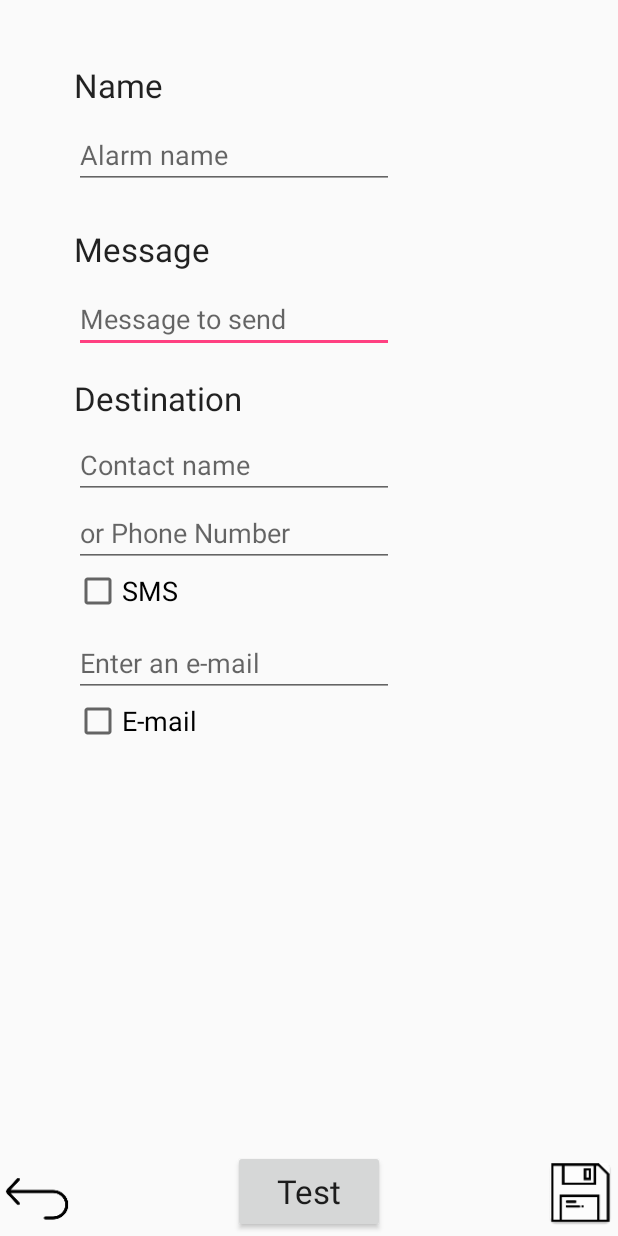
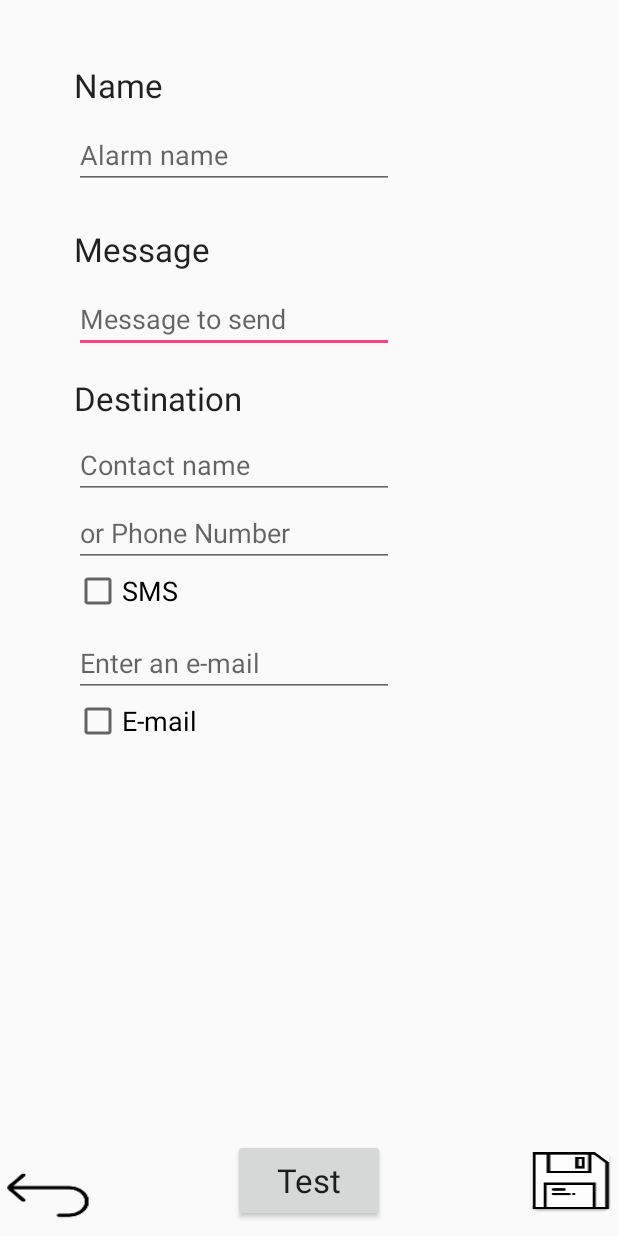
Before and after one commit to ricardojoserf/location-android-app, an Android app: the PantallaPrincipal screen opened directly, with no data from a screen before it, on a phone screen of 412 x 824 dp. Run offline under Robolectric (Android 15) with nearby library versions, the light colour scheme and no system bars; libraries missing offline, so code that uses them is left out: javax.mail; 2 statements that could not run were skipped.

Commit message:
Version 1. Apk added

```diff
--- a/app/src/main/res/layout/activity_pantalla_principal.xml
+++ b/app/src/main/res/layout/activity_pantalla_principal.xml
@@ -98,16 +98,15 @@
 
     <Button
         android:id="@+id/button3"
-        android:layout_width="47dp"
-        android:layout_height="45dp"
+        android:layout_width="62dp"
+        android:layout_height="47dp"
         android:background="@mipmap/back"
         android:layout_marginStart="1dp"
         app:layout_constraintBottom_toBottomOf="parent"
-        android:layout_marginBottom="2dp"
+        android:layout_marginBottom="3dp"
         tools:layout_constraintLeft_creator="1"
         app:layout_constraintLeft_toLeftOf="parent"
-        android:layout_marginLeft="1dp"
-        tools:layout_editor_absoluteY="520dp" />
+        android:layout_marginLeft="0dp" />
 
     <AutoCompleteTextView
         android:id="@+id/editText3"
@@ -141,8 +140,8 @@
 
     <Button
         android:id="@+id/button2"
-        android:layout_width="50dp"
-        android:layout_height="49dp"
+        android:layout_width="65dp"
+        android:layout_height="48dp"
         android:background="@mipmap/save"
         app:layout_constraintRight_toRightOf="parent"
         tools:layout_constraintTop_creator="1"
@@ -152,9 +151,8 @@
         android:layout_marginBottom="6dp"
         app:layout_constraintTop_toTopOf="@+id/button"
         app:layout_constraintVertical_bias="0.0"
-        tools:layout_editor_absoluteY="516dp"
-        tools:layout_editor_absoluteX="334dp"
-        />
+        android:layout_marginRight="-1dp"
+        tools:layout_editor_absoluteX="319dp" />
 
     <TextView
         android:id="@+id/textView3"
@@ -194,10 +192,10 @@
         app:layout_constraintRight_toRightOf="parent"
         app:layout_constraintHorizontal_bias="0.501"
         tools:layout_constraintRight_creator="1"
-        tools:layout_constraintBottom_creator="1"
         app:layout_constraintBottom_toBottomOf="parent"
         tools:layout_constraintLeft_creator="1"
-        android:layout_marginBottom="2dp" />
+        app:layout_constraintTop_toBottomOf="@+id/editText4"
+        app:layout_constraintVertical_bias="0.969" />
 
     <android.support.constraint.Guideline
         android:layout_width="wrap_content"
```
Also changed, not shown: app/src/main/res/layout/lista.xml (+32 -32 lines).
